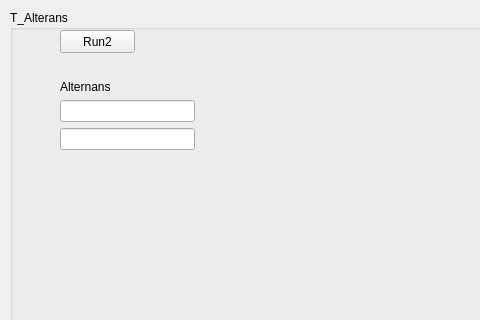
This is EcgApplicationCore/View/t_alt_class_gui.ui in KuleszIB/EcgAppCore as Qt 5 draws it before an edit; both pictures show x 0 to 480 and y 0 to 320 of the 1024 by 768 pixel window. The edited form follows.
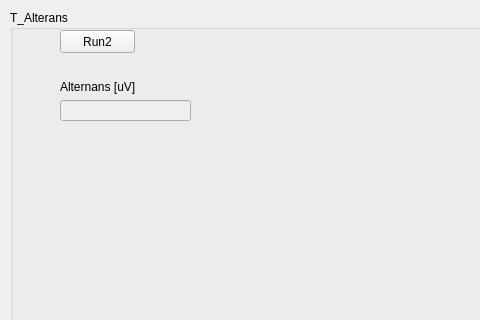
This is the edited form.

Commit message: wyświetlanie alternansu w t_alt module

Diff of the .ui file:
```diff
--- a/EcgApplicationCore/View/t_alt_class_gui.ui
+++ b/EcgApplicationCore/View/t_alt_class_gui.ui
@@ -30,23 +30,24 @@
      <rect>
       <x>50</x>
       <y>70</y>
-      <width>135</width>
-      <height>70</height>
+      <width>131</width>
+      <height>41</height>
      </rect>
     </property>
     <layout class="QVBoxLayout" name="verticalLayout">
      <item>
       <widget class="QLabel" name="label_Alterans">
        <property name="text">
-        <string>&lt;html&gt;&lt;head/&gt;&lt;body&gt;&lt;p&gt;Alternans&lt;/p&gt;&lt;/body&gt;&lt;/html&gt;</string>
+        <string>&lt;html&gt;&lt;head/&gt;&lt;body&gt;&lt;p&gt;Alternans [uV]&lt;/p&gt;&lt;/body&gt;&lt;/html&gt;</string>
        </property>
       </widget>
      </item>
      <item>
-      <widget class="QLineEdit" name="line_ALT1"/>
-     </item>
-     <item>
-      <widget class="QLineEdit" name="line_Alt2"/>
+      <widget class="QLineEdit" name="line_ALT1">
+       <property name="enabled">
+        <bool>false</bool>
+       </property>
+      </widget>
      </item>
     </layout>
    </widget>
```
The commit also changes 2 other files.
